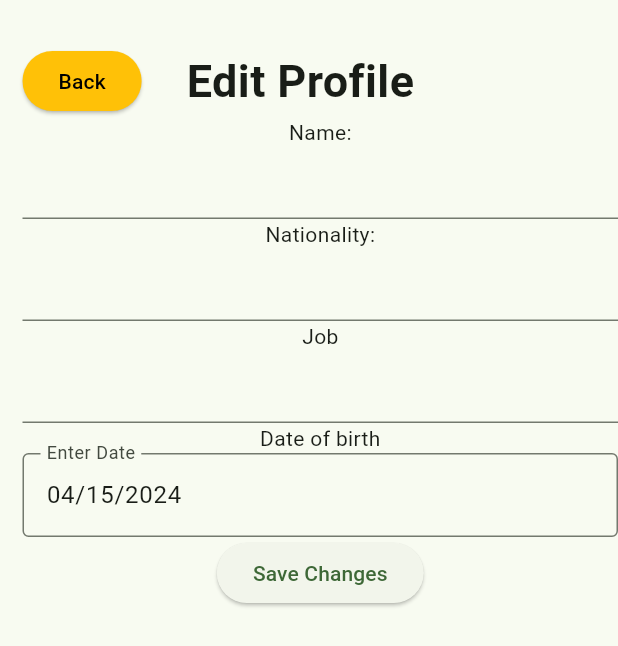
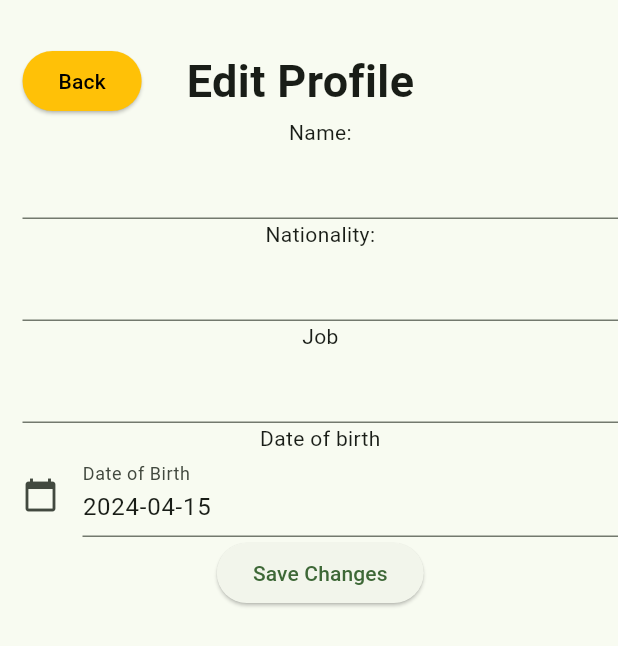
Before and after one commit to LTheGreatest/ESOF_Project-Green_go, a Flutter app: the EditPage screen opened directly, on a phone screen of 412 x 824 dp. Shown: the top 646 px of the screen. Run offline on Flutter 3.47's test engine with Material 3 defaults, Android fonts, the phone set to English and light mode, and no system bars; our stand-ins replace camera, cloud_firestore, firebase_auth, firebase_core, firebase_storage, geolocator; accounts and stored records are empty.

Commit message:
date calendar

```diff
--- a/src/green_go/lib/view/pages/profile_edit_page.dart
+++ b/src/green_go/lib/view/pages/profile_edit_page.dart
@@ -4,9 +4,11 @@ import 'package:green_go/controller/authentication/auth.dart';
 import 'package:green_go/controller/database/database_users.dart';
 import '../../controller/fetchers/user_fetcher.dart';
 import '../../model/user_model.dart';
+import 'package:flutter/cupertino.dart';
+
 
 class EditPage extends StatefulWidget {
-  const EditPage({Key? key}) : super(key: key);
+  const EditPage({super.key});
 
   @override
   State<StatefulWidget> createState() => EditPageViewer();
@@ -84,14 +86,26 @@ class EditPageViewer extends State<EditPage> {
               controller: jobController,
             ),
             const Text('Date of birth'),
-            InputDatePickerFormField(
-              initialDate: birthDate,
-              firstDate: DateTime(1850),
-              lastDate: DateTime.now(),
-              onDateSubmitted: (date) {
-                setState(() {
-                  birthDate = date;
-                });
+            TextField(
+              readOnly: true,
+              controller: TextEditingController(text: birthDate.toString().split(' ')[0]),
+              decoration: InputDecoration(
+                icon: Icon(Icons.calendar_today),
+                labelText: 'Date of Birth',
+              ),
+              onTap: () async {
+                DateTime? pickedDate = await showDatePicker(
+                  context: context,
+                  initialDate: birthDate,
+                  firstDate: DateTime(1900),
+                  lastDate: DateTime.now(),
+                );
+
+                if (pickedDate != null && pickedDate != birthDate) {
+                  setState(() {
+                    birthDate = pickedDate;
+                  });
+                }
               },
             ),
             ElevatedButton(
--- a/src/green_go/pubspec.yaml
+++ b/src/green_go/pubspec.yaml
@@ -23,6 +23,7 @@ dependencies:
   path_provider: ^2.1.2
   path: ^1.9.0
   firebase_storage: ^11.7.1
+  image_picker: ^0.6.7+22
 
 dev_dependencies:
   flutter_test:
```
